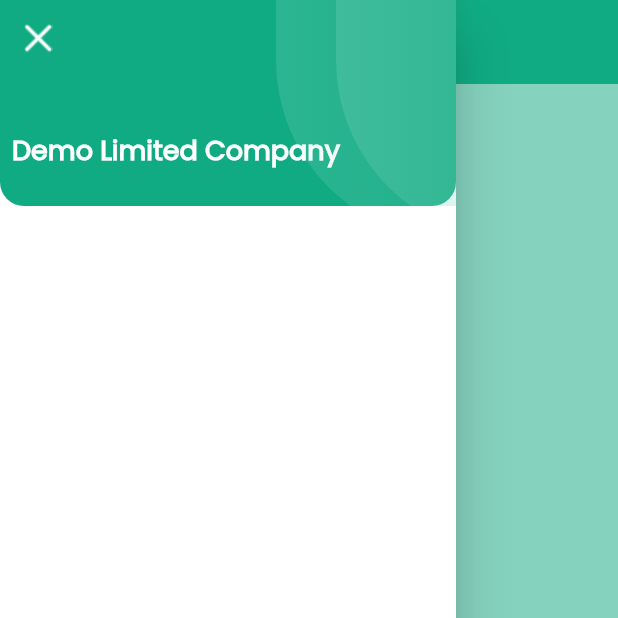
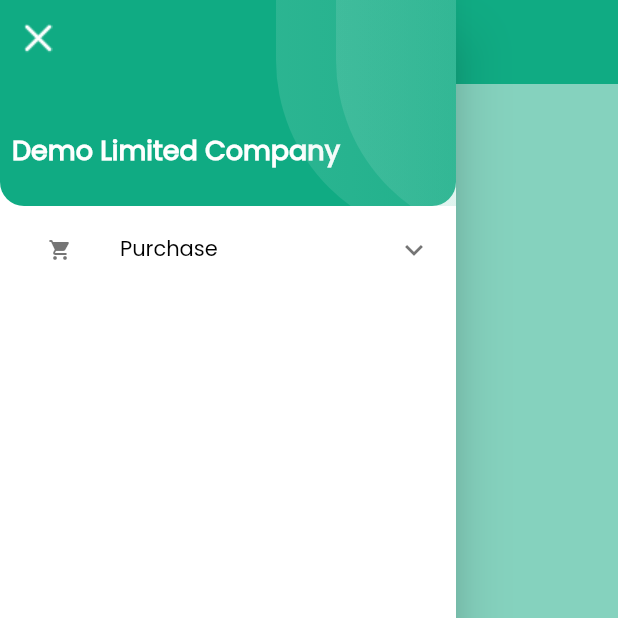
Before and after one commit to marufrobin/demo_limited_company, a Flutter app: the screen it shows after launch, with the side drawer open, on a phone screen of 412 x 824 dp, the top half of it. Run offline on Flutter 3.47's test engine with Material 2 defaults, Android fonts, the phone set to English and light mode, and no system bars.

```diff
--- a/lib/home_page.dart
+++ b/lib/home_page.dart
@@ -31,7 +31,7 @@ class HomePage extends StatelessWidget {
                       children: [
                         InkWell(
                           onTap: () {
-                            Navigator.pop(context);
+                            _key.currentState!.closeDrawer();
                           },
                           child: Container(
                               margin: EdgeInsets.all(8),
@@ -85,6 +85,65 @@ class HomePage extends StatelessWidget {
                   flex: 5,
                   child: Container(
                     color: Colors.white,
+                    child: Column(
+                      children: [
+                        ExpansionTile(
+                          childrenPadding: EdgeInsets.all(12),
+                          // backgroundColor: Color(0xffC9ECE3),
+                          collapsedTextColor: Colors.black,
+                          iconColor: Color(0xff10AB83),
+                          textColor: Color(0xff10AB83),
+                          expandedCrossAxisAlignment: CrossAxisAlignment.start,
+                          leading: IconButton(
+                              onPressed: (() {}),
+                              icon: Icon(
+                                Icons.shopping_cart_rounded,
+                                size: 16,
+                              )),
+                          title: Text(
+                            'Purchase',
+                            style: buildTSForExpansion(14),
+                          ),
+                          children: [
+                            Text(
+                              "Purchase List",
+                              style: buildTSForExpansion(12),
+                            ),
+                            SizedBox(
+                              height: 12,
+                            ),
+                            Text(
+                              "Purchase List",
+                              style: buildTSForExpansion(12),
+                            ),
+                            SizedBox(
+                              height: 12,
+                            ),
+                            Text(
+                              "Order List",
+                              style: buildTSForExpansion(12),
+                            ),
+                            SizedBox(
+                              height: 12,
+                            ),
+                            Text(
+                              "VAT List",
+                              style: buildTSForExpansion(12),
+                            ),
+                            SizedBox(
+                              height: 12,
+                            ),
+                            Text("Product Unit",
+                                style: buildTSForExpansion(12)),
+                            SizedBox(
+                              height: 12,
+                            ),
+                            Text("Purchese Report",
+                                style: buildTSForExpansion(12)),
+                          ],
+                        ),
+                      ],
+                    ),
                   ))
             ],
           ),
@@ -113,4 +172,12 @@ class HomePage extends StatelessWidget {
       ),
     );
   }
+
+  TextStyle buildTSForExpansion(double fs) {
+    return TextStyle(
+      fontSize: fs,
+      fontWeight: FontWeight.w500,
+      fontFamily: "Poppins",
+    );
+  }
 }
```
Also changed, not shown: images/cart.png (added), images/sell.png (added), images/stock.png (added).
